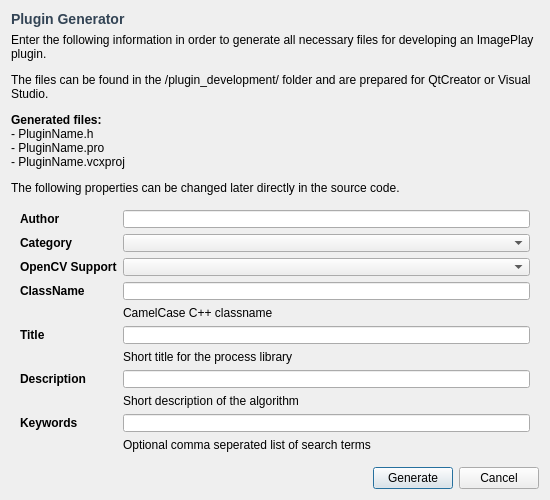
Above: ImagePlay/ui/PluginGenerator.ui from cpvrlab/ImagePlay before the change. Below: the same form after it.
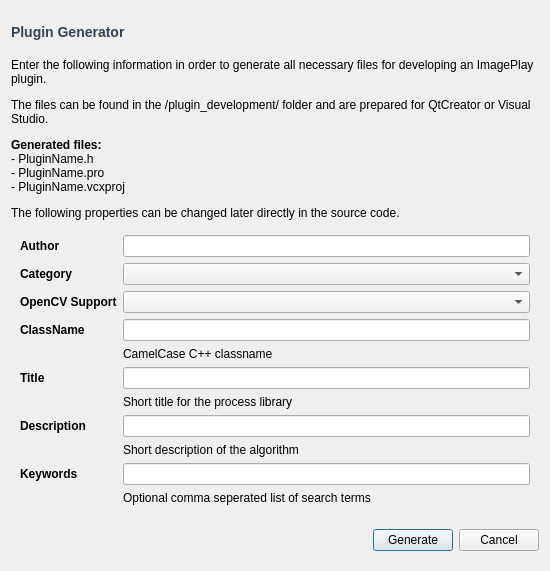
That is the form after the change.

Patch:
```diff
--- a/ImagePlay/ui/PluginGenerator.ui
+++ b/ImagePlay/ui/PluginGenerator.ui
@@ -7,7 +7,7 @@
     <x>0</x>
     <y>0</y>
     <width>550</width>
-    <height>480</height>
+    <height>571</height>
    </rect>
   </property>
   <property name="windowTitle">
```
